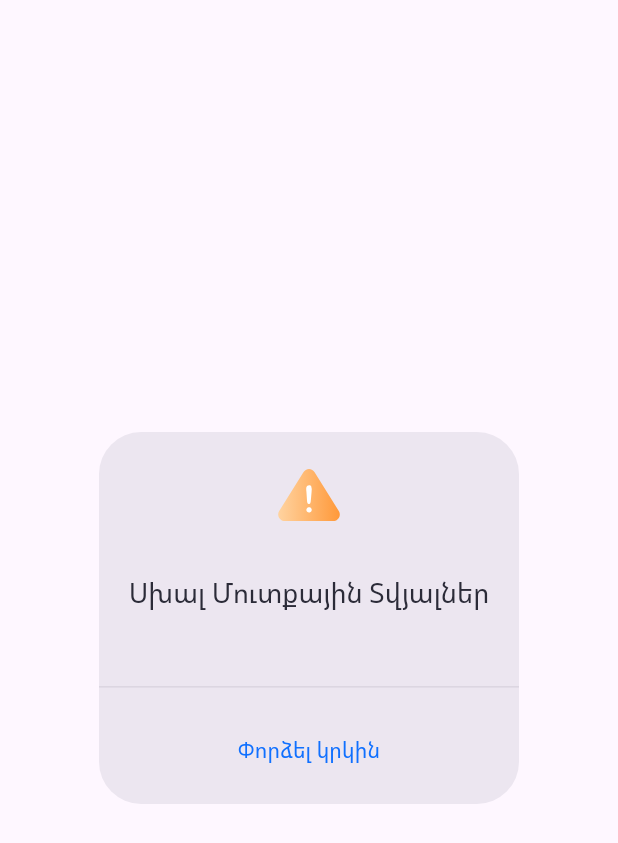
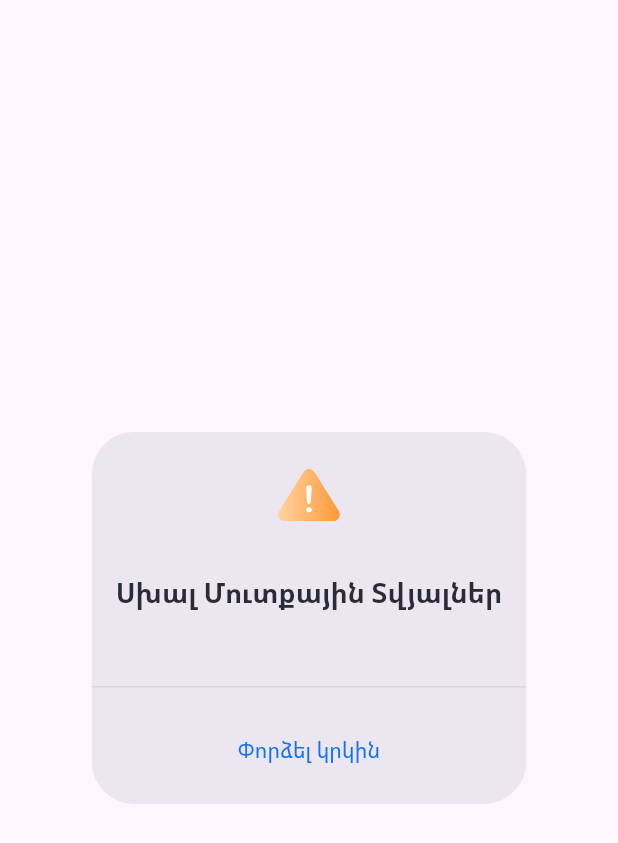
Before and after one commit to hovsep0699/flutter_layered_architecture, a Flutter app: the WarningAlertDialog widget shown alone on an empty page, opened directly with empty values, on a phone screen of 412 x 824 dp. Shown: the top 843 px of the screen. Run offline on Flutter 3.47's test engine with Material 3 defaults, Android fonts, the phone set to English and light mode, and no system bars; our stand-ins replace dio, flutter_bloc, flutter_svg, freezed_annotation, jwt_decoder, shared_preferences and 1 more; accounts and stored records are empty; Roboto replaces fonts that are missing (Mardoto); project files that could hold a hidden picture were left out.

Commit message:
App: move styles to shared package

```diff
--- a/packages/core/lib/presentation/ui/dialogs/warning_alert_dialog.dart
+++ b/packages/core/lib/presentation/ui/dialogs/warning_alert_dialog.dart
@@ -4,6 +4,12 @@ import 'package:core/presentation/ui/dialogs/warning_dialog_title.dart';
 import 'package:flutter/material.dart';
 import 'package:flutter_bloc/flutter_bloc.dart';
 import 'package:shared/assetsGen/assets.gen.dart';
+import 'package:shared/data/theme/alignments.dart';
+import 'package:shared/data/theme/colors.dart';
+import 'package:shared/data/theme/fonts.dart';
+import 'package:shared/data/theme/paddings.dart';
+import 'package:shared/data/theme/sizes.dart';
+import 'package:shared/data/theme/styles.dart';
 
 class WarningAlertDialog extends StatelessWidget {
   final String message;
@@ -13,34 +19,27 @@ class WarningAlertDialog extends StatelessWidget {
   @override
   Widget build(BuildContext context) {
     return AlertDialog(
+      actionsAlignment: defaultAlertActionsAlignment,
+      actionsPadding: defaultAlertActionsPadding,
+      titlePadding: defaultAlertTitlePadding,
       icon: Center(
-          child: AppAssets.icons.warning
-              .svg(width: 42.52, height: 35.88, package: 'shared')),
-      actionsAlignment: MainAxisAlignment.center,
-      actionsPadding: EdgeInsets.zero,
-      titlePadding: EdgeInsets.zero,
-      titleTextStyle: const TextStyle(
-          fontFamily: "Mardoto",
-          fontSize: 18,
-          fontWeight: FontWeight.w400,
-          color: Color.fromRGBO(43, 43, 56, 1)),
+          child: AppAssets.icons.warning.svg(
+              width: defaultWarningIconWidth,
+              height: defaultWarningIconHeight,
+              package: 'shared')),
+      titleTextStyle: defaultAlertTextStyle,
       title: WarningDialogTitle(message: message),
       actions: [
         Padding(
-            padding: const EdgeInsets.symmetric(vertical: 11, horizontal: 0.5),
+            padding: defaultAlertPadding,
             child: TextButton(
               onPressed: () {
                 BlocProvider.of<AuthBloc>(context).add(const AuthStarted());
                 Navigator.of(context).pop();
               },
               child: const Text('Փորձել կրկին',
-                  textAlign: TextAlign.center,
-                  style: TextStyle(
-                      fontSize: 14,
-                      height: 1.42,
-                      letterSpacing: 0.1,
-                      fontWeight: FontWeight.w500,
-                      color: Color.fromRGBO(16, 112, 255, 1))),
+                  textAlign: defaultAlertButtonTextAlign,
+                  style: defaultAlertButtonTextStyle),
             ))
       ],
     );
--- a/packages/shared/lib/data/theme/alignments.dart
+++ b/packages/shared/lib/data/theme/alignments.dart
@@ -7,3 +7,12 @@ const CrossAxisAlignment defaultSignFormFieldsColumnAlignment =
     CrossAxisAlignment.center;
 
 const CrossAxisAlignment defaultCardContentAlignment = CrossAxisAlignment.start;
+
+const TextAlign defaultAlertButtonTextAlign = TextAlign.center;
+
+const MainAxisAlignment defaultAlertActionsAlignment = MainAxisAlignment.center;
+
+const EdgeInsetsGeometry defaultAlertActionsPadding = EdgeInsets.zero;
+const EdgeInsetsGeometry defaultAlertTitlePadding = EdgeInsets.zero;
+
+const MainAxisAlignment defaultSignInBodyAlignment = MainAxisAlignment.center;
--- a/packages/shared/lib/data/theme/fonts.dart
+++ b/packages/shared/lib/data/theme/fonts.dart
@@ -7,6 +7,8 @@ const double defaultTextMediumDecorationThickness = 500;
 const double defaultTextSmallDecorationThickness = 400;
 
 const double defaultMediumTextFontSize = 16;
+
+const double defaultAlertTextFontSize = 18;
 
 const double defaultSmallTextFontSize = 16;
 
--- a/packages/shared/lib/data/theme/paddings.dart
+++ b/packages/shared/lib/data/theme/paddings.dart
@@ -2,18 +2,31 @@ library shared;
 
 import 'package:flutter/material.dart';
 
-const EdgeInsetsGeometry defaultCardContentIconTextGroupPadding = EdgeInsets.only(left: 10);
+const EdgeInsetsGeometry defaultCardContentIconTextGroupPadding =
+    EdgeInsets.only(left: 10);
 
-const EdgeInsetsGeometry defaultCardContentGroupPadding = EdgeInsets.only(top: 5);
+const EdgeInsetsGeometry defaultCardContentGroupPadding =
+    EdgeInsets.only(top: 5);
 
 const EdgeInsetsGeometry defaultIconSpaceBetween = EdgeInsets.only(left: 10);
 
 const EdgeInsetsGeometry defaultInfoListPadding = EdgeInsets.all(10);
 
-const EdgeInsetsGeometry defaultCardContentDescriptionPadding = EdgeInsets.only(top: 15);
+const EdgeInsetsGeometry defaultCardContentDescriptionPadding =
+    EdgeInsets.only(top: 15);
 
 const EdgeInsetsGeometry defaultCardContentPadding = EdgeInsets.all(10);
 
 const EdgeInsetsGeometry defaultCardItemPadding = EdgeInsets.all(10);
 
 const EdgeInsetsGeometry defaultSearchPadding = EdgeInsets.all(5);
+
+const EdgeInsetsGeometry defaultAlertPadding =
+    EdgeInsets.symmetric(vertical: 11, horizontal: 0.5);
+
+const EdgeInsetsGeometry defaultSignInBodyPadding = EdgeInsets.only(top: 43);
+
+const Size defaultSignInAppBarSize = Size.fromHeight(88);
+
+const EdgeInsetsGeometry defaultSignInContainerPadding =
+    EdgeInsets.symmetric(vertical: 35, horizontal: 16);
--- a/packages/shared/lib/data/theme/sizes.dart
+++ b/packages/shared/lib/data/theme/sizes.dart
@@ -26,3 +26,9 @@ const double defaultSignFieldInputMarginTop = 6;
 const double defaultSignFieldSpaceBetween = 16;
 
 const double defaultSignButtonMarginTop = 24;
+
+const double defaultWarningIconHeight = 35.88;
+
+const double defaultWarningIconWidth = 42.52;
+
+const double defaultSignInContentSVGSize = 150;
--- a/packages/shared/lib/data/theme/styles.dart
+++ b/packages/shared/lib/data/theme/styles.dart
@@ -20,10 +20,23 @@ const TextStyle defaultMediumTextStyle = TextStyle(
     fontWeight: defaultMediumTextFontWeight,
     decorationThickness: defaultTextMediumDecorationThickness);
 
+const TextStyle defaultAlertTextStyle = TextStyle(
+    fontFamily: defaultMediumTextFontFamily,
+    fontSize: defaultAlertTextFontSize,
+    fontWeight: defaultMediumTextFontWeight,
+    color: defaultTextColor);
+
 const TextStyle defaultSignFieldTextStyle = TextStyle(
     fontSize: defaultSignFieldTextFontSize,
     height: defaultSignFieldTextLineHeight,
     fontWeight: defaultSignFieldFontWeight);
+
+const TextStyle defaultAlertButtonTextStyle = TextStyle(
+    fontSize: 14,
+    height: 1.42,
+    letterSpacing: 0.1,
+    fontWeight: FontWeight.w500,
+    color: Color.fromRGBO(16, 112, 255, 1));
 
 const TextStyle defaultSignButtonTextStyle = TextStyle(color: Colors.white);
 
```
Also changed, not shown: packages/core/lib/presentation/ui/dialogs/error_alert_dialog.dart (+15 -15 lines), packages/core/lib/presentation/ui/signin/signin_ui.dart (+7 -11 lines).
